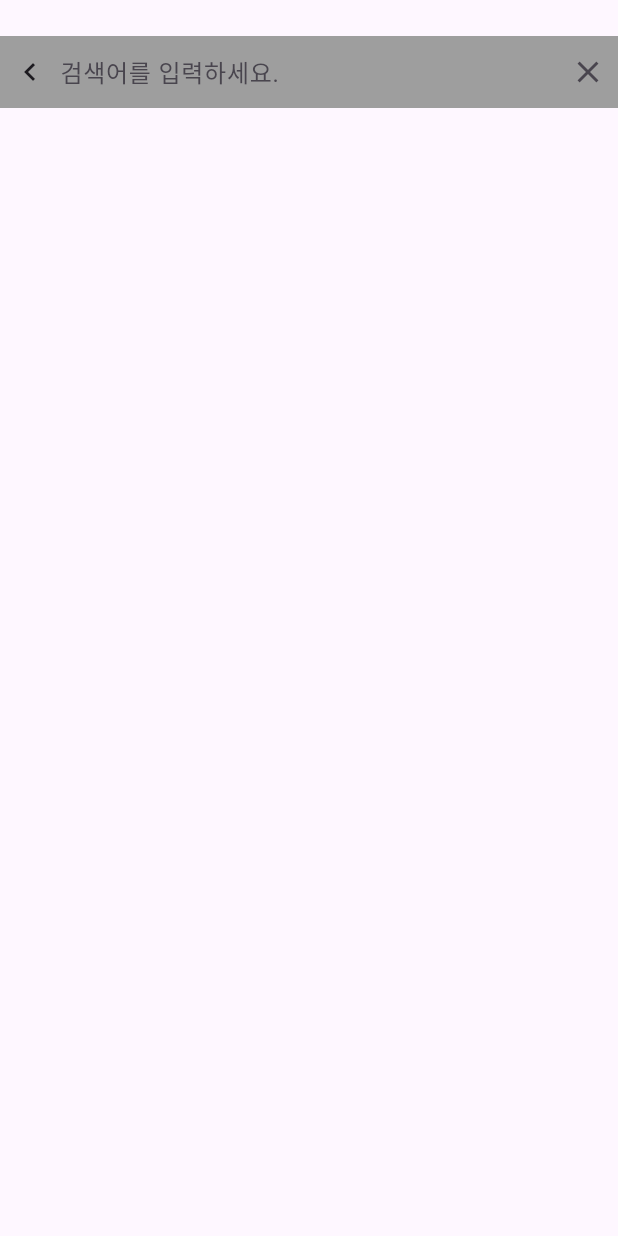
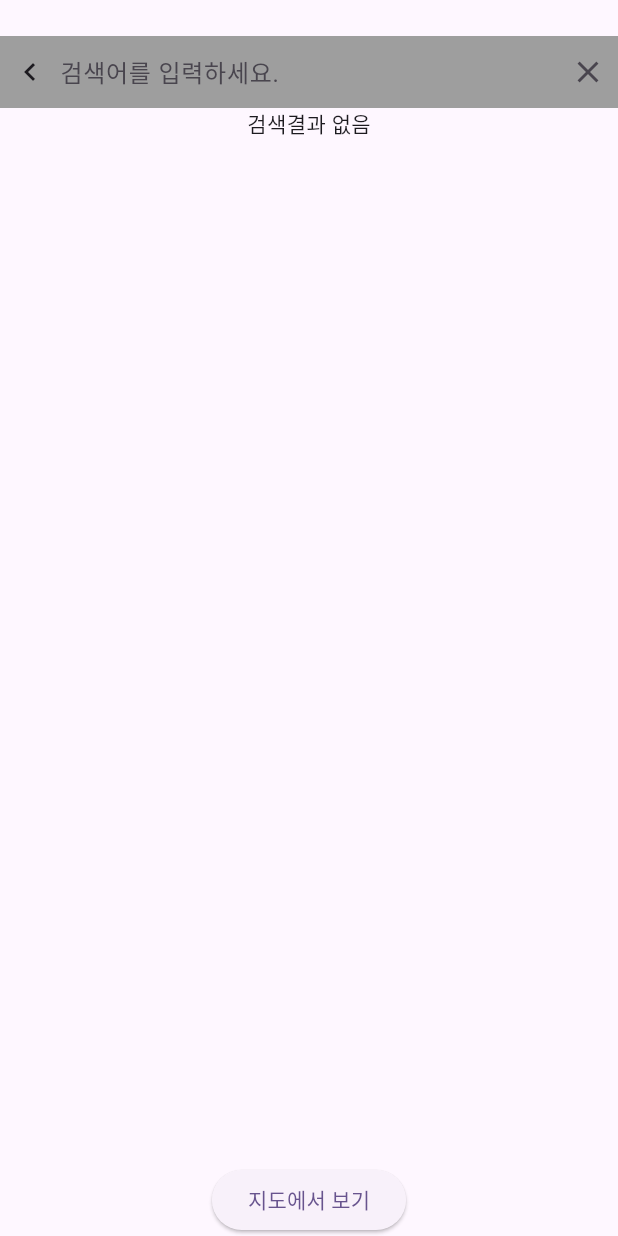
Before and after one commit to mudeungsan-watermelon/durume-flutter, a Flutter app: the screen it shows after launch, after a tap on "검색창", on a phone screen of 412 x 824 dp. Run offline on Flutter 3.47's test engine with Material 3 defaults, Android fonts, the phone set to English and light mode, and no system bars; our stand-ins replace dio, flutter_dotenv; missing offline and left inert: flutter_naver_map.

Commit message:
:sparkles: 검색 결과 목록 추가

```diff
--- a/lib/screens/home_screen/home_screen.dart
+++ b/lib/screens/home_screen/home_screen.dart
@@ -52,17 +52,7 @@ class _HomeScreenState extends State<HomeScreen> {
                               mainAxisSize: MainAxisSize.max,
                               children: [
                                 HomeSearchBar(openDrawer: _openDrawer),
-                                ElevatedButton(
-                                    onPressed: (){},
-                                    style: ElevatedButton.styleFrom(
-                                      backgroundColor: Colors.grey,
-                                      minimumSize: Size(35, double.infinity),
-                                      shape: RoundedRectangleBorder(
-                                        borderRadius: BorderRadius.circular(0)
-                                      )
-                                    ),
-                                    child: Text("AI")
-                                )
+                                _AIBtn()
                               ],
                             ),
                           ),
@@ -101,3 +91,17 @@ class _HomeScreenState extends State<HomeScreen> {
     );
   }
 }
+
+Widget _AIBtn() {
+  return ElevatedButton(
+      onPressed: (){},
+      style: ElevatedButton.styleFrom(
+          backgroundColor: Colors.grey,
+          minimumSize: Size(35, double.infinity),
+          shape: RoundedRectangleBorder(
+              borderRadius: BorderRadius.circular(0)
+          )
+      ),
+      child: Text("AI")
+  );
+}
--- a/lib/screens/search_screen/search_screen.dart
+++ b/lib/screens/search_screen/search_screen.dart
@@ -1,4 +1,5 @@
 import 'package:durume_flutter/screens/search_screen/widgets/search_history.dart';
+import 'package:durume_flutter/screens/search_screen/widgets/search_view.dart';
 import 'package:durume_flutter/widgets/custom_search_bar.dart';
 import 'package:flutter/material.dart';
 
@@ -11,6 +12,15 @@ class SearchScreen extends StatefulWidget {
 
 class _SearchScreenState extends State<SearchScreen> {
   String? query;
+  Map<String, dynamic>? results;
+
+  void setResults(val) {
+    if (val != null && val.isNotEmpty) {
+      setState(() {
+        results = val;
+      });
+    }
+  }
 
   void setQuery(val) {
     if (val.isNotEmpty)  {
@@ -28,10 +38,16 @@ class _SearchScreenState extends State<SearchScreen> {
       body: Column(
         children: [
           SizedBox(height: 24,),
-          CustomSearchBar(),
+          CustomSearchBar(setResults: setResults),
+          results != null ? SearchView(response: results!) : Text("검색결과 없음")
           // SearchHistory()
         ],
       ),
+      floatingActionButton: ElevatedButton(
+        onPressed: (){},
+        child: Text("지도에서 보기"),
+      ),
+      floatingActionButtonLocation: FloatingActionButtonLocation.centerDocked,
     );
   }
 }
--- a/lib/widgets/custom_search_bar.dart
+++ b/lib/widgets/custom_search_bar.dart
@@ -2,31 +2,15 @@ import 'package:dio/dio.dart';
 import 'package:flutter/material.dart';
 import 'package:flutter_dotenv/flutter_dotenv.dart';
 
-class CustomSearchBar extends StatefulWidget {
-  const CustomSearchBar({
+class CustomSearchBar extends StatelessWidget {
+
+  CustomSearchBar({
     super.key,
+    required this.setResults
   });
 
-  @override
-  State<CustomSearchBar> createState() => _CustomSearchBarState();
-}
-
-class _CustomSearchBarState extends State<CustomSearchBar> {
-  // String? _query;
-
+  final Function setResults;
   final TextEditingController _queryController = TextEditingController();
-
-  // void _setQuery(value) {
-  //   setState(() {
-  //     // _queryController.text(value);
-  //   });
-  // }
-
-  void _resetQuery() {
-    setState(() {
-      _queryController.clear();
-    });
-  }
 
   final dio = Dio();
 
@@ -50,7 +34,9 @@ class _CustomSearchBarState extends State<CustomSearchBar> {
       },
       onSubmitted: (value) async {
         var response = await _naverSearch(value);
-        print(response);
+        print(response.data.runtimeType);
+        print(response.data);
+        setResults(response.data);
       },
     );
   }
@@ -64,7 +50,7 @@ Future<dynamic> _naverSearch(String query) async {
       'X-Naver-Client-Id': dotenv.env['NAVER_SEARCH_ID'],
       'X-Naver-Client-Secret': dotenv.env['NAVER_SEARCH_SECRET']
     };
-    var response = await dio.get('?query=$query');
+    var response = await dio.get('?query=$query&display=5');
     return response;
   } on DioException catch (e) {
     if (e.response != null) {
```
Also changed, not shown: lib/screens/search_screen/widgets/search_view.dart (added, +61 -0 lines).
